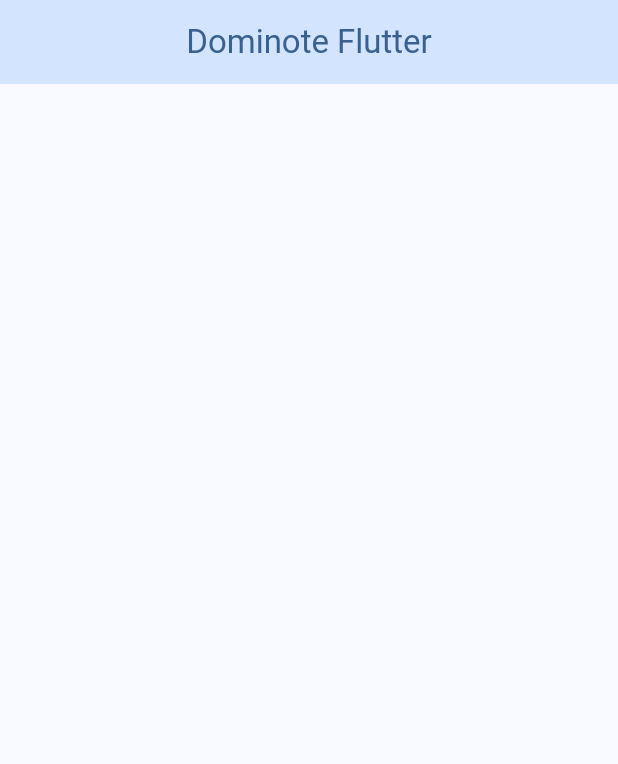
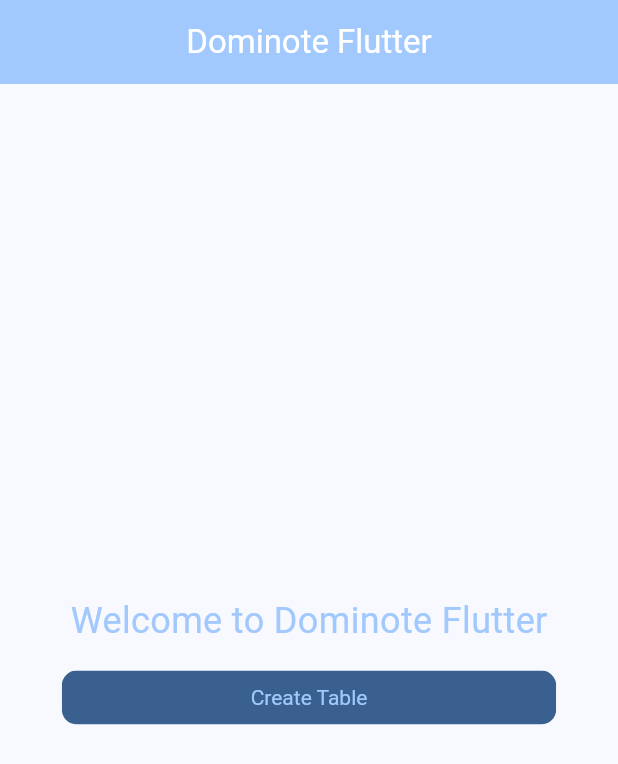
Before and after one commit to CW-75/dominote_app, a Flutter app: the screen it shows after launch, on a phone screen of 412 x 824 dp. Shown: the top 764 px of the screen. Run offline on Flutter 3.47's test engine with Material 3 defaults, Android fonts, the light colour scheme and no system bars.

Commit message:
Create main screen

```diff
--- a/lib/ui/screens/main_screen.dart
+++ b/lib/ui/screens/main_screen.dart
@@ -1,3 +1,4 @@
+import 'package:dominote_flutter/ui/widgets/table_button.dart';
 import 'package:flutter/material.dart';
 
 class MainScreen extends StatelessWidget {
@@ -6,11 +7,35 @@ class MainScreen extends StatelessWidget {
   @override
   Widget build(BuildContext context) {
     final color = Theme.of(context).colorScheme;
+    final media = MediaQuery.of(context);
     return Scaffold(
       appBar: AppBar(
-        title: Text('Dominote Flutter', style: TextStyle(color: color.primary)),
+        title: Text(
+          'Dominote Flutter',
+          style: TextStyle(color: color.onPrimary),
+        ),
         centerTitle: true,
-        backgroundColor: color.primaryFixed,
+        backgroundColor: color.primaryFixedDim,
+      ),
+      body: SafeArea(
+        child: Center(
+          child: Column(
+            mainAxisAlignment: MainAxisAlignment.center,
+            children: [
+              Text(
+                'Welcome to Dominote Flutter',
+                style: TextStyle(fontSize: 24, color: color.inversePrimary),
+              ),
+              SizedBox(height: 16),
+              SizedBox(
+                width: media.orientation == Orientation.portrait
+                    ? media.size.width * 0.8
+                    : media.size.width * 0.5,
+                child: CustomAppBtn(label: 'Create Table', onPressed: () => {}),
+              ),
+            ],
+          ),
+        ),
       ),
     );
   }
```
